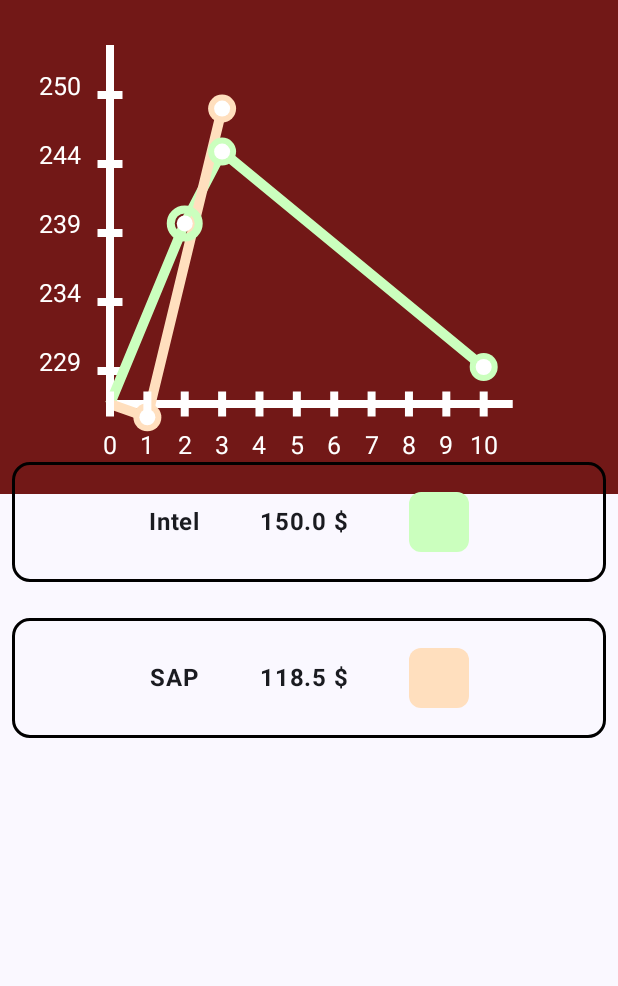
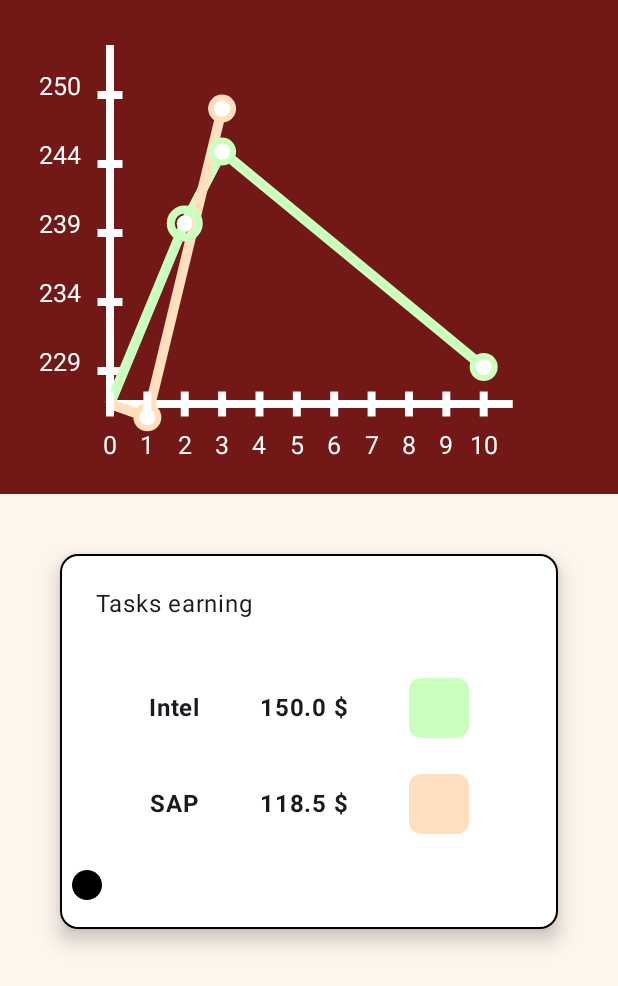
Before and after one commit to ILIIH/Neuro-Maining, an Android app built with Jetpack Compose: the screen it shows after launch (MainActivity), on a phone screen of 412 x 824 dp. Shown: the top 986 px of the screen. Run offline under Robolectric (Android 15) with nearby library versions, the light colour scheme and no system bars; 1 statement that could not run was skipped.

Commit message:
Changed earning list

```diff
--- a/NeuroMaining/app/build.gradle.kts
+++ b/NeuroMaining/app/build.gradle.kts
@@ -71,6 +71,7 @@ android {
 
 dependencies {
     implementation ("androidx.multidex:multidex:2.0.1")
+    implementation("androidx.navigation:navigation-compose:2.8.5")
     implementation("androidx.core:core-ktx:1.13.1")
     implementation("androidx.lifecycle:lifecycle-runtime-ktx:2.8.6")
     implementation("androidx.activity:activity-compose:1.9.3")
--- a/NeuroMaining/app/src/main/java/com/example/neuro_maining/MainActivity.kt
+++ b/NeuroMaining/app/src/main/java/com/example/neuro_maining/MainActivity.kt
@@ -15,7 +15,9 @@ import android.os.Build
 import android.os.Bundle
 import android.provider.Settings
 import androidx.activity.ComponentActivity
+import androidx.activity.SystemBarStyle
 import androidx.activity.compose.setContent
+import androidx.activity.enableEdgeToEdge
 import androidx.compose.foundation.background
 import androidx.compose.foundation.border
 import androidx.compose.foundation.layout.Arrangement
@@ -49,10 +51,14 @@ import com.example.neuro_maining.ui.custom_view.PlotView
 import com.example.neuro_maining.ui.theme.NeuroMainingTheme
 import androidx.compose.material3.Card
 import androidx.compose.material3.CardDefaults
+import androidx.compose.runtime.LaunchedEffect
 import androidx.compose.ui.Alignment
+import androidx.compose.ui.graphics.toArgb
 import androidx.compose.ui.text.font.FontWeight
+import androidx.navigation.compose.rememberNavController
 import com.example.neuro_maining.data.MiningHistory
 import com.example.neuro_maining.data.util.getEarningSum
+import com.example.neuro_maining.navigation.AppNavHost
 import com.example.neuro_maining.ui.theme.Graph1Color
 import com.example.neuro_maining.ui.theme.Graph2Color
 import com.example.neuro_maining.ui.theme.PrimaryColor
@@ -83,7 +89,6 @@ val miningHistory = listOf(
 const val EARNING_MULTIPLIER = 0.3
 
 class MainActivity : ComponentActivity() {
-
     companion object {
         init {
             System.loadLibrary("neuro_maining")
@@ -92,94 +97,54 @@ class MainActivity : ComponentActivity() {
 
     override fun onCreate(savedInstanceState: Bundle?) {
         super.onCreate(savedInstanceState)
+
+        window.statusBarColor = PrimaryColor.toArgb()
+
         startService(context = applicationContext)
         registerBroadcastsReceivers(context = applicationContext)
         checkAndRequestPermission()
 
         setContent {
+            ChangeSystemBarsTheme(false)
+
             NeuroMainingTheme {
                 Surface(
                     modifier = Modifier.fillMaxSize(),
                     color = MaterialTheme.colorScheme.background
                 ) {
-                    Box(modifier = Modifier.fillMaxSize()) {
-                        Box (modifier = Modifier.background(PrimaryColor)){
-                            PlotView(
-                                miningHistory,
-                                modifier = Modifier
-                                    .fillMaxHeight(0.4f)
-                                    .fillMaxWidth(1f)
-                                    .padding(top = 30.dp, bottom = 60.dp)
-                                    .padding(horizontal = 40.dp)
-                            )
-                        }
-
-                        ListOfEarnings(
-                            modifier = Modifier
-                                .fillMaxWidth()
-                                .padding(top = 300.dp)
-                        )
-                    }
+                    val navController = rememberNavController()
+                    AppNavHost(navController = navController)
                 }
             }
         }
     }
-    @Composable
-    fun ListOfEarnings(modifier: Modifier) {
-        LazyColumn(
-            modifier = modifier,
-            contentPadding = PaddingValues(8.dp),
-            verticalArrangement = Arrangement.spacedBy(24.dp)
-        ) {
-            items(
-                count = miningHistory.size,
-                itemContent = { index ->
-                    ListItem(miningHistory[index])
-                }
-            )
-        }
-    }
 
     @Composable
-    fun ListItem(item: MiningHistory) {
-        Card(
-            modifier = Modifier
-                .fillMaxWidth()
-                .height(80.dp)
-                .border(
-                    width = 2.dp,
-                    color = Color.Black,
-                    shape = RoundedCornerShape(12.dp)
-                ),
-            colors = CardDefaults.cardColors(containerColor = Color.Transparent)
-        ) {
-            Row(
-                modifier = Modifier.fillMaxSize(),
-                horizontalArrangement = Arrangement.Center,
-                verticalAlignment = Alignment.CenterVertically
-            ) {
-                Text(
-                    text = item.miningSource,
-                    style = MaterialTheme.typography.bodyLarge.copy(
-                        fontWeight = FontWeight.Bold
-                    )
+    private fun ChangeSystemBarsTheme(lightTheme: Boolean) {
+        val barColor = PrimaryColor.toArgb()
+        LaunchedEffect(lightTheme) {
+            if (lightTheme) {
+                enableEdgeToEdge(
+                    statusBarStyle = SystemBarStyle.light(
+                        barColor, barColor,
+                    ),
+                    navigationBarStyle = SystemBarStyle.light(
+                        barColor, barColor,
+                    ),
                 )
-                Spacer(modifier = Modifier.width(40.dp))
-                Text(
-                    text = "${item.getEarningSum()*EARNING_MULTIPLIER} $",
-                    style = MaterialTheme.typography.bodyLarge.copy(
-                        fontWeight = FontWeight.Bold
-                    )
-                )
-                Spacer(modifier = Modifier.width(40.dp))
-                Box(
-                    modifier = Modifier
-                        .size(40.dp)
-                        .background(item.color, shape = RoundedCornerShape(8.dp))
+            } else {
+                enableEdgeToEdge(
+                    statusBarStyle = SystemBarStyle.dark(
+                        barColor,
+                    ),
+                    navigationBarStyle = SystemBarStyle.dark(
+                        barColor,
+                    ),
                 )
             }
         }
     }
+
 
     override fun onResume() {
         super.onResume()
--- /dev/null
+++ b/NeuroMaining/app/src/main/java/com/example/neuro_maining/navigation/AppNavHost.kt
@@ -0,0 +1,16 @@
+package com.example.neuro_maining.navigation
+
+import androidx.compose.runtime.Composable
+import androidx.navigation.NavHostController
+import androidx.navigation.compose.NavHost
+import androidx.navigation.compose.composable
+import com.example.neuro_maining.ui.earnings_screen.EarningScreen
+
+@Composable
+fun AppNavHost(navController: NavHostController) {
+    NavHost(navController = navController, startDestination = "earnings_screen") {
+        composable("earnings_screen") {
+            EarningScreen()
+        }
+    }
+}
--- /dev/null
+++ b/NeuroMaining/app/src/main/java/com/example/neuro_maining/ui/earnings_screen/EarningScreen.kt
@@ -0,0 +1,61 @@
+package com.example.neuro_maining.ui.earnings_screen
+
+import androidx.compose.foundation.background
+import androidx.compose.foundation.border
+import androidx.compose.foundation.layout.Arrangement
+import androidx.compose.foundation.layout.Box
+import androidx.compose.foundation.layout.Column
+import androidx.compose.foundation.layout.PaddingValues
+import androidx.compose.foundation.layout.Row
+import androidx.compose.foundation.layout.Spacer
+import androidx.compose.foundation.layout.fillMaxHeight
+import androidx.compose.foundation.layout.fillMaxSize
+import androidx.compose.foundation.layout.fillMaxWidth
+import androidx.compose.foundation.layout.height
+import androidx.compose.foundation.layout.padding
+import androidx.compose.foundation.layout.size
+import androidx.compose.foundation.layout.width
+import androidx.compose.foundation.lazy.LazyColumn
+import androidx.compose.foundation.shape.RoundedCornerShape
+import androidx.compose.material3.Card
+import androidx.compose.material3.CardDefaults
+import androidx.compose.material3.MaterialTheme
+import androidx.compose.material3.Text
+import androidx.compose.runtime.Composable
+import androidx.compose.ui.Alignment
+import androidx.compose.ui.Modifier
+import androidx.compose.ui.graphics.Color
+import androidx.compose.ui.text.font.FontWeight
+import androidx.compose.ui.unit.dp
+import com.example.neuro_maining.EARNING_MULTIPLIER
+import com.example.neuro_maining.data.MiningHistory
+import com.example.neuro_maining.data.util.getEarningSum
+import com.example.neuro_maining.miningHistory
+import com.example.neuro_maining.ui.custom_view.PlotView
+import com.example.neuro_maining.ui.theme.PrimaryColor
+import com.example.neuro_maining.ui.theme.SecondaryBackgroundColor
+
+@Composable
+fun EarningScreen() {
+    Box(modifier = Modifier.fillMaxSize().background(SecondaryBackgroundColor)) {
+        Column {
+            Box (modifier = Modifier.background(PrimaryColor)){
+                PlotView(
+                    miningHistory,
+                    modifier = Modifier
+                        .fillMaxHeight(0.4f)
+                        .fillMaxWidth(1f)
+                        .padding(top = 30.dp, bottom = 60.dp)
+                        .padding(horizontal = 40.dp)
+                )
+            }
+
+            ListOfEarnings(
+                modifier = Modifier
+                    .fillMaxWidth()
+                    .padding(top = 40.dp)
+                    .padding(horizontal = 40.dp)
+            )
+        }
+    }
+}
--- /dev/null
+++ b/NeuroMaining/app/src/main/java/com/example/neuro_maining/ui/earnings_screen/ListOfEarnings.kt
@@ -0,0 +1,120 @@
+package com.example.neuro_maining.ui.earnings_screen
+
+import androidx.compose.foundation.Image
+import androidx.compose.foundation.background
+import androidx.compose.foundation.border
+import androidx.compose.foundation.layout.Arrangement
+import androidx.compose.foundation.layout.Box
+import androidx.compose.foundation.layout.PaddingValues
+import androidx.compose.foundation.layout.Row
+import androidx.compose.foundation.layout.Spacer
+import androidx.compose.foundation.layout.fillMaxSize
+import androidx.compose.foundation.layout.fillMaxWidth
+import androidx.compose.foundation.layout.height
+import androidx.compose.foundation.layout.padding
+import androidx.compose.foundation.layout.size
+import androidx.compose.foundation.layout.width
+import androidx.compose.foundation.lazy.LazyColumn
+import androidx.compose.foundation.shape.RoundedCornerShape
+import androidx.compose.material3.Card
+import androidx.compose.material3.CardDefaults
+import androidx.compose.material3.MaterialTheme
+import androidx.compose.material3.Text
+import androidx.compose.runtime.Composable
+import androidx.compose.ui.Alignment
+import androidx.compose.ui.Modifier
+import androidx.compose.ui.draw.shadow
+import androidx.compose.ui.graphics.Color
+import androidx.compose.ui.layout.ContentScale
+import androidx.compose.ui.res.painterResource
+import androidx.compose.ui.text.font.FontWeight
+import androidx.compose.ui.unit.dp
+import com.example.neuro_maining.EARNING_MULTIPLIER
+import com.example.neuro_maining.R
+import com.example.neuro_maining.data.MiningHistory
+import com.example.neuro_maining.data.util.getEarningSum
+import com.example.neuro_maining.miningHistory
+
+@Composable
+fun ListOfEarnings(modifier: Modifier) {
+    LazyColumn(
+        modifier = modifier
+            .shadow(
+                elevation = 8.dp,
+                shape = RoundedCornerShape(12.dp),
+                clip = false
+            )
+            .border(
+                width = 1.dp,
+                color = Color.Black,
+                shape = RoundedCornerShape(12.dp)
+            )
+            .background(
+                color = Color.White,
+                shape = RoundedCornerShape(12.dp)
+            )
+            .height(250.dp),
+        contentPadding = PaddingValues(8.dp),
+        verticalArrangement = Arrangement.spacedBy(24.dp)
+    ) {
+        item {
+            Text(
+                text = "Tasks earning",
+                style = MaterialTheme.typography.bodyLarge,
+                modifier = Modifier
+                    .fillMaxWidth()
+                    .padding(16.dp)
+
+            )
+        }
+        items(
+            count = miningHistory.size,
+            itemContent = { index ->
+                ListItem(miningHistory[index])
+            }
+        )
+        item {
+            Image(
+                painter = painterResource(id = R.drawable.ic_more),
+                contentDescription = "See more icon",
+                modifier = Modifier.size(20.dp),
+                contentScale = ContentScale.Crop
+            )
+        }
+    }
+}
+
+@Composable
+fun ListItem(item: MiningHistory) {
+    Card(
+        modifier = Modifier
+            .fillMaxWidth(),
+        colors = CardDefaults.cardColors(containerColor = Color.Transparent)
+    ) {
+        Row(
+            modifier = Modifier.fillMaxSize(),
+            horizontalArrangement = Arrangement.Center,
+            verticalAlignment = Alignment.CenterVertically
+        ) {
+            Text(
+                text = item.miningSource,
+                style = MaterialTheme.typography.bodyLarge.copy(
+                    fontWeight = FontWeight.Bold
+                )
+            )
+            Spacer(modifier = Modifier.width(40.dp))
+            Text(
+                text = "${item.getEarningSum()* EARNING_MULTIPLIER} $",
+                style = MaterialTheme.typography.bodyLarge.copy(
+                    fontWeight = FontWeight.Bold
+                )
+            )
+            Spacer(modifier = Modifier.width(40.dp))
+            Box(
+                modifier = Modifier
+                    .size(40.dp)
+                    .background(item.color, shape = RoundedCornerShape(8.dp))
+            )
+        }
+    }
+}
--- a/NeuroMaining/app/src/main/java/com/example/neuro_maining/ui/theme/Color.kt
+++ b/NeuroMaining/app/src/main/java/com/example/neuro_maining/ui/theme/Color.kt
@@ -5,6 +5,7 @@ import androidx.compose.ui.graphics.Color
 val PrimaryColor = Color(0xFF721817)
 val SecondaryColor = Color(0xFFFA9F42)
 val GreyColor = Color(0xFFE0E0E2)
+val SecondaryBackgroundColor = Color(0xFFFEF5EC)
 
 val Graph1Color = Color(0xFFCBFFBE)
 val Graph2Color = Color(0xFFFFDFBE)
--- /dev/null
+++ b/NeuroMaining/app/src/main/res/drawable/ic_more.xml
@@ -0,0 +1,15 @@
+<vector xmlns:android="http://schemas.android.com/apk/res/android"
+    android:width="24dp"
+    android:height="4dp"
+    android:viewportWidth="24"
+    android:viewportHeight="4">
+  <path
+      android:pathData="M14,2C14,3.105 13.105,4 12,4C10.895,4 10,3.105 10,2C10,0.895 10.895,0 12,0C13.105,0 14,0.895 14,2Z"
+      android:fillColor="#000000"/>
+  <path
+      android:pathData="M24,2C24,3.105 23.105,4 22,4C20.895,4 20,3.105 20,2C20,0.895 20.895,0 22,0C23.105,0 24,0.895 24,2Z"
+      android:fillColor="#000000"/>
+  <path
+      android:pathData="M4,2C4,3.105 3.105,4 2,4C0.895,4 0,3.105 0,2C0,0.895 0.895,0 2,0C3.105,0 4,0.895 4,2Z"
+      android:fillColor="#000000"/>
+</vector>
```
Also changed, not shown: 2 other files.
